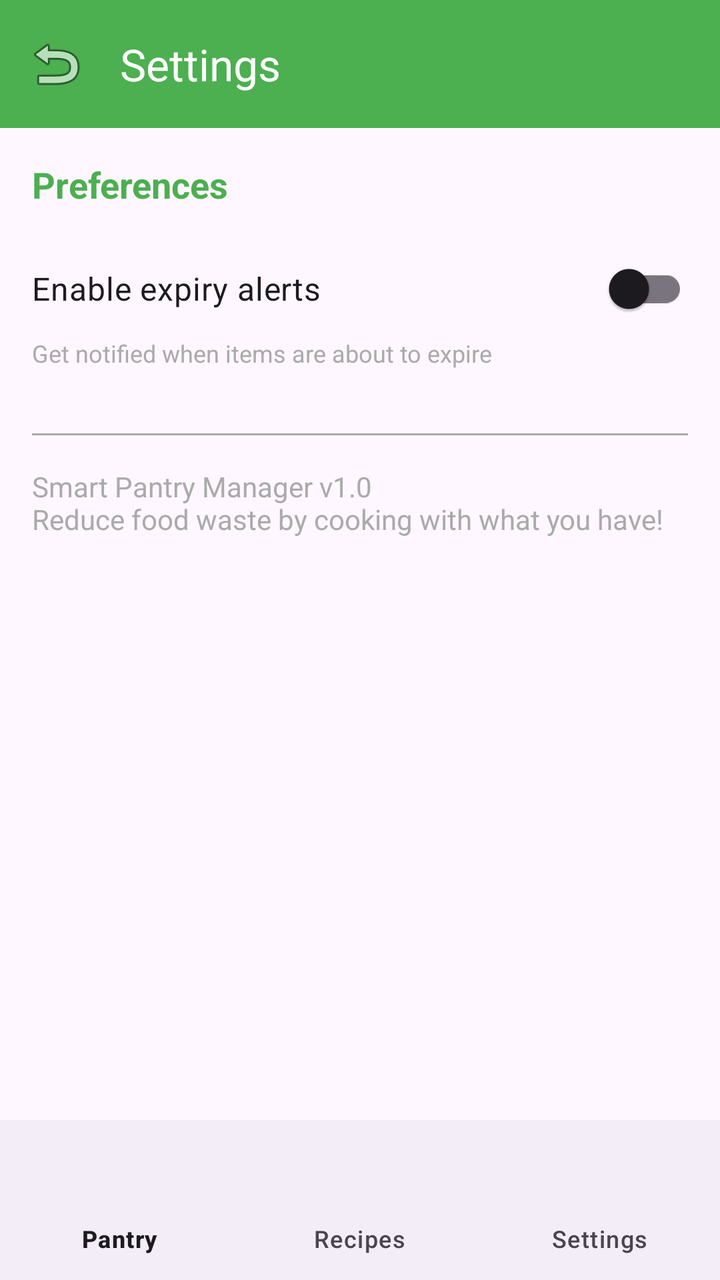
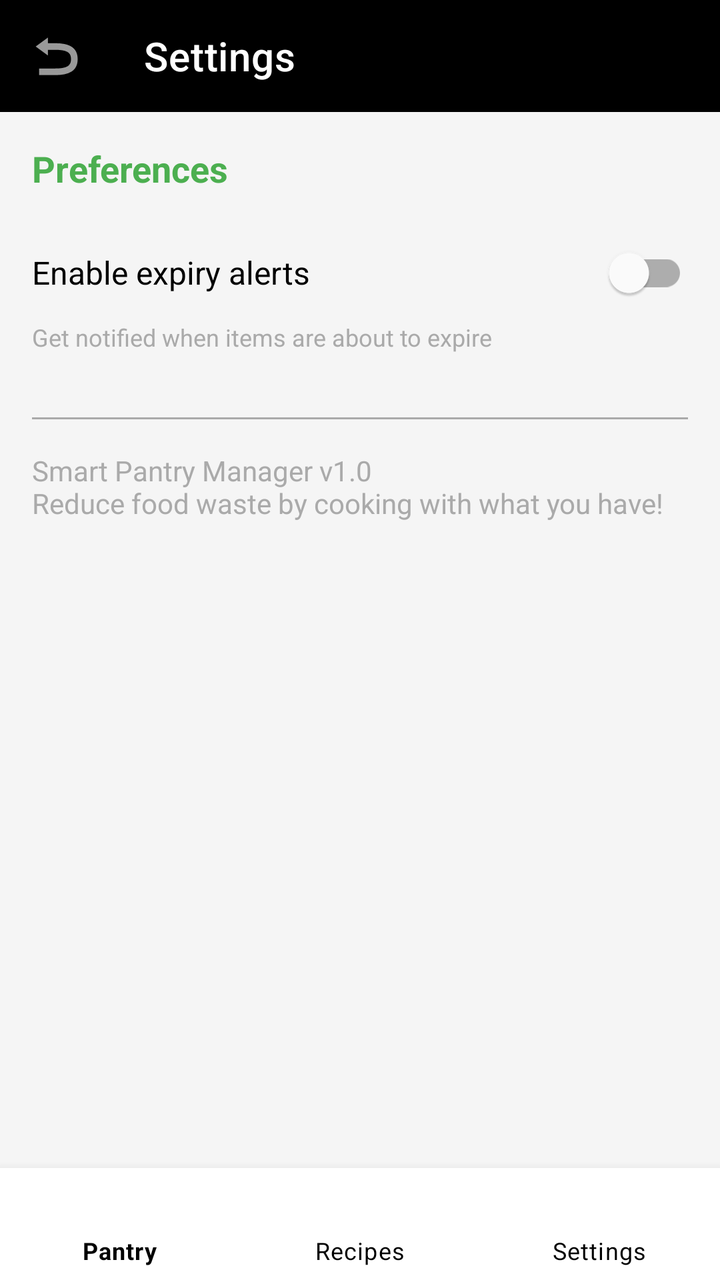

An Android layout rendered at two revisions. The XML below is the earlier revision; the diff shows what the commit changed to produce the second picture.
<!-- AndroidManifest.xml: application theme Theme.SmartPantryManager -->
<!-- res/layout/activity_settings.xml -->
<?xml version="1.0" encoding="utf-8"?>
<LinearLayout xmlns:android="http://schemas.android.com/apk/res/android"
    xmlns:app="http://schemas.android.com/apk/res-auto"
    android:layout_width="match_parent"
    android:layout_height="match_parent"
    android:orientation="vertical">

    <com.google.android.material.appbar.MaterialToolbar
        android:id="@+id/toolbar"
        android:layout_width="match_parent"
        android:layout_height="?attr/actionBarSize"
        android:background="#4CAF50"
        app:navigationIcon="@android:drawable/ic_menu_revert"
        app:title="Settings"
        app:titleTextColor="@android:color/white" />

    
    <LinearLayout
        android:layout_width="match_parent"
        android:layout_height="0dp"
        android:layout_weight="1"
        android:orientation="vertical"
        android:padding="16dp">

        <TextView
            android:layout_width="wrap_content"
            android:layout_height="wrap_content"
            android:text="Preferences"
            android:textSize="18sp"
            android:textStyle="bold"
            android:textColor="#4CAF50" />

        <com.google.android.material.switchmaterial.SwitchMaterial
            android:id="@+id/switchExpiryAlerts"
            android:layout_width="match_parent"
            android:layout_height="wrap_content"
            android:layout_marginTop="16dp"
            android:text="Enable expiry alerts"
            android:textSize="16sp" />

        <TextView
            android:layout_width="match_parent"
            android:layout_height="wrap_content"
            android:text="Get notified when items are about to expire"
            android:textSize="12sp"
            android:textColor="@android:color/darker_gray"
            android:layout_marginBottom="16dp" />

        <View
            android:layout_width="match_parent"
            android:layout_height="1dp"
            android:layout_marginVertical="16dp"
            android:background="@android:color/darker_gray" />

        <TextView
            android:layout_width="match_parent"
            android:layout_height="wrap_content"
            android:text="Smart Pantry Manager v1.0\nReduce food waste by cooking with what you have!"
            android:textSize="14sp"
            android:textColor="@android:color/darker_gray" />
    </LinearLayout>

    
    <com.google.android.material.bottomnavigation.BottomNavigationView
        android:id="@+id/bottomNavigation"
        android:layout_width="match_parent"
        android:layout_height="wrap_content"
        app:menu="@menu/bottom_nav_menu"
        app:labelVisibilityMode="labeled" />

</LinearLayout>
<!-- resources referenced by this layout -->
<resources>
  <style name="Theme.SmartPantryManager" parent="Base.Theme.SmartPantryManager" />
  <style name="Base.Theme.SmartPantryManager" parent="Theme.Material3.DayNight.NoActionBar">
          
          
      </style>
</resources>

<!-- the commit's change to res/layout/activity_settings.xml (unified diff, before → after) -->
@@ -9,7 +9,7 @@
         android:id="@+id/toolbar"
         android:layout_width="match_parent"
         android:layout_height="?attr/actionBarSize"
-        android:background="#4CAF50"
+        android:background="#000000"
         app:navigationIcon="@android:drawable/ic_menu_revert"
         app:title="Settings"
         app:titleTextColor="@android:color/white" />
@@ -65,6 +65,9 @@
         android:id="@+id/bottomNavigation"
         android:layout_width="match_parent"
         android:layout_height="wrap_content"
+        android:background="#FFFFFF"
+        app:itemIconTint="#000000"
+        app:itemTextColor="#000000"
         app:menu="@menu/bottom_nav_menu"
         app:labelVisibilityMode="labeled" />
 
<!-- resource entries referenced after the edit -->
@@ -1,9 +1,22 @@
 <!-- resources referenced by this layout -->
 <resources>
-  <style name="Theme.SmartPantryManager" parent="Base.Theme.SmartPantryManager" />
-  <style name="Base.Theme.SmartPantryManager" parent="Theme.Material3.DayNight.NoActionBar">
+  <style name="Theme.SmartPantryManager" parent="Theme.MaterialComponents.DayNight.NoActionBar">
           
+          <item name="colorPrimary">#000000</item>
+          <item name="colorPrimaryVariant">#000000</item>
+          <item name="colorOnPrimary">#FFFFFF</item>
+  
           
+          <item name="colorSecondary">#000000</item>
+          <item name="colorSecondaryVariant">#000000</item>
+          <item name="colorOnSecondary">#FFFFFF</item>
+  
+          
+          <item name="android:statusBarColor">#000000</item>
+          <item name="android:windowLightStatusBar">false</item>
+  
+          
+          <item name="android:windowBackground">#F5F5F5</item>
       </style>
 </resources>
 
